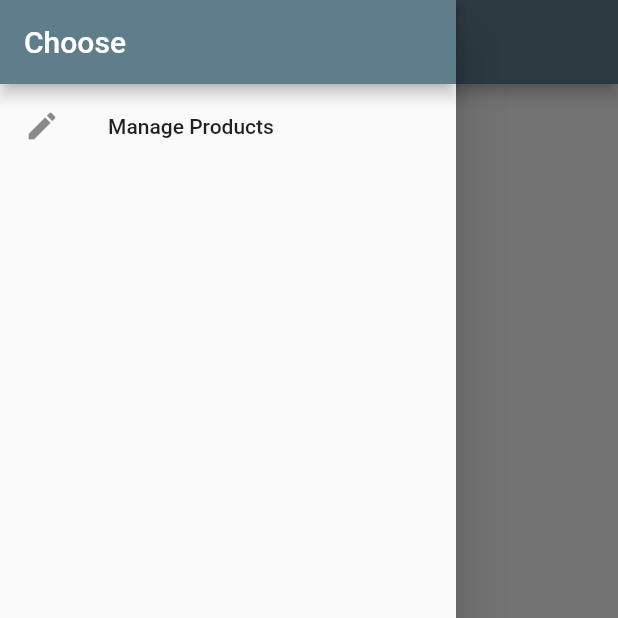
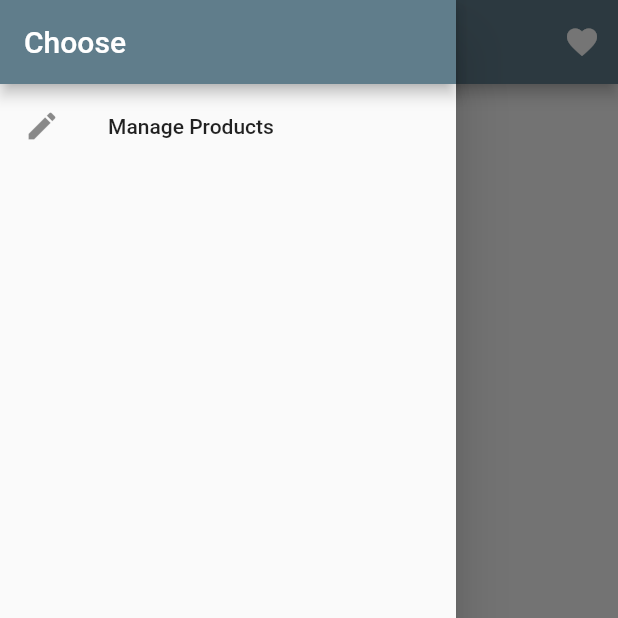
Before and after one commit to sahilmob/flutter-easy-list, a Flutter app: the ProductsPage screen opened by its route, with the side drawer open, on a phone screen of 412 x 824 dp, the top half of it. Run offline on Flutter 3.47's test engine with Material 2 defaults, Android fonts, the phone set to English and light mode, and no system bars.

Commit message:
add icon buttons

```diff
--- a/lib/pages/products.dart
+++ b/lib/pages/products.dart
@@ -29,6 +29,12 @@ class ProductsPage extends StatelessWidget {
       ),
       appBar: AppBar(
         title: Text('EasyList'),
+        actions: <Widget>[
+          IconButton(
+            icon: Icon(Icons.favorite),
+            onPressed: () {},
+          )
+        ],
       ),
       body: ProductManager(products),
     );
```
Also changed, not shown: lib/products.dart (+8 -2 lines).
